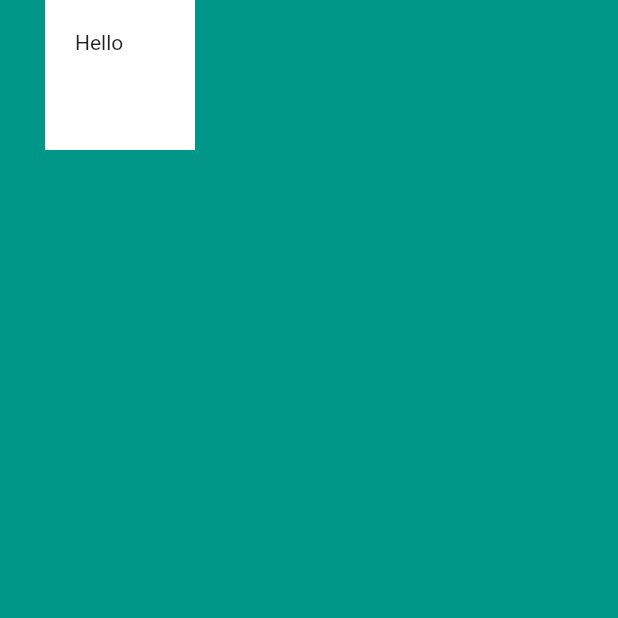
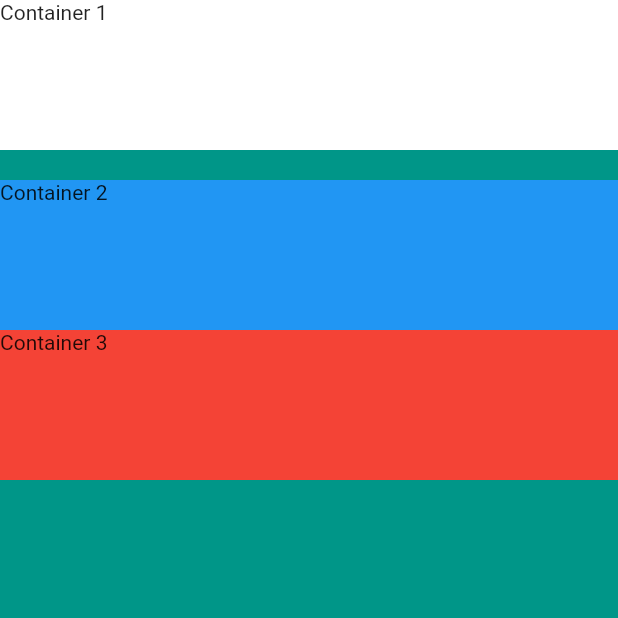
Before and after one commit to alemohamad/flutter-appbrewery, a Flutter app: the screen it shows after launch, on a phone screen of 412 x 824 dp, the top half of it. Run offline on Flutter 3.47's test engine with Material 2 defaults, Android fonts, the phone set to English and light mode, and no system bars.

Commit message:
Learning about Column and Row

```diff
--- a/mi_card_flutter/lib/main.dart
+++ b/mi_card_flutter/lib/main.dart
@@ -11,16 +11,44 @@
       home: Scaffold(
         backgroundColor: Colors.teal,
         body: SafeArea(
-          child: Container(
-            height: 100.0,
-            width: 100.0,
-//            margin: EdgeInsets.all(30.0),
-//            margin: EdgeInsets.symmetric(vertical: 50.0, horizontal: 15.0),
-//            margin: EdgeInsets.fromLTRB(30.0, 10.0, 50.0, 20.0),
-            margin: EdgeInsets.only(left: 30.0),
-            padding: EdgeInsets.all(20.0),
-            color: Colors.white,
-            child: Text('Hello'),
+          child: Column(
+            // Column or Row
+//            mainAxisSize: MainAxisSize.min,
+//            verticalDirection: VerticalDirection.up,
+//            verticalDirection: VerticalDirection.down,
+//            mainAxisAlignment: MainAxisAlignment.center,
+//            mainAxisAlignment: MainAxisAlignment.spaceEvenly,
+//            mainAxisAlignment: MainAxisAlignment.spaceBetween,
+//            crossAxisAlignment: CrossAxisAlignment.end,
+            crossAxisAlignment: CrossAxisAlignment.stretch,
+            children: <Widget>[
+              Container(
+                width: 100.0,
+                height: 100.0,
+                color: Colors.white,
+                child: Text('Container 1'),
+              ),
+              SizedBox(
+                height: 20.0,
+                // this can be used to separate elements
+              ),
+              Container(
+                width: 100.0,
+                height: 100.0,
+                color: Colors.blue,
+                child: Text('Container 2'),
+              ),
+              Container(
+                width: 100.0,
+                height: 100.0,
+                color: Colors.red,
+                child: Text('Container 3'),
+              ),
+//              Container(
+              // to use with CrossAxisAlignment.end
+//                width: double.infinity,
+//              ),
+            ],
           ),
         ),
       ),
```
